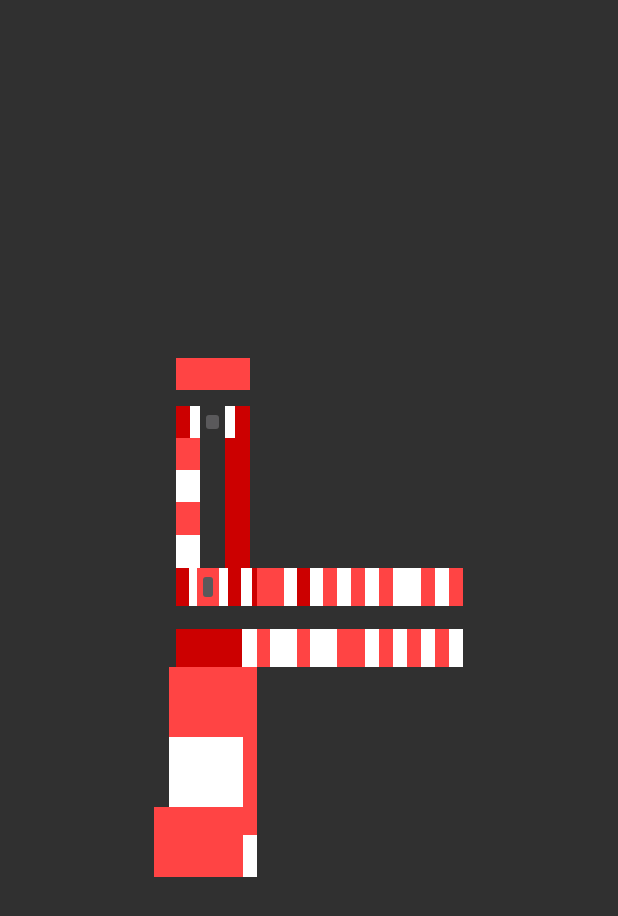
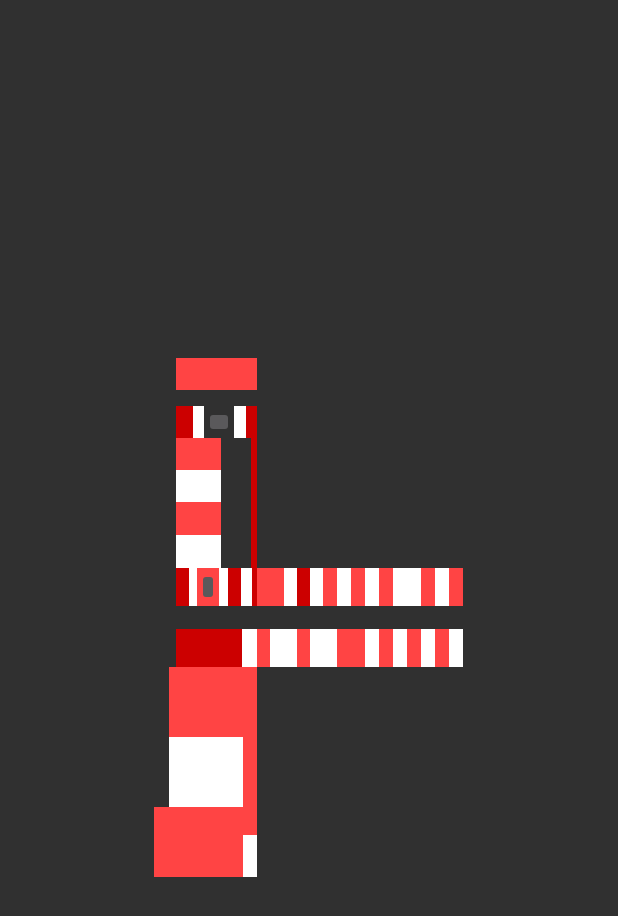
Before and after one commit to OlaB1994/AEiIMap, an Android app: the fragment FirstFloorFragment shown on its own in the app's theme, on a phone screen of 412 x 824 dp. Shown: the top 916 px of the screen. Run offline under Robolectric (Android 15) with nearby library versions, the phone set to English and light mode, and no system bars; our stand-ins replace ButterKnife.

Commit message:
minor changes

```diff
--- a/AEiIMap/app/src/main/res/layout/fragment_first_floor.xml
+++ b/AEiIMap/app/src/main/res/layout/fragment_first_floor.xml
@@ -31,8 +31,7 @@
                     android:layout_width="match_parent"
                     android:layout_height="@dimen/plan_dimen_top"
                     android:layout_marginLeft="@dimen/first_floor_margin_roomA"
-                    android:orientation="horizontal"
-                    android:weightSum="100">
+                    android:orientation="horizontal">
 
                     <LinearLayout
                         android:layout_width="0dp"
@@ -59,7 +58,6 @@
                                 android:layout_width="match_parent"
                                 android:layout_height="0dp"
                                 android:layout_weight="1">
-
 
                             </LinearLayout>
 
@@ -106,13 +104,11 @@
                             android:layout_width="match_parent"
                             android:layout_height="0dp"
                             android:layout_weight="8"
-                            android:orientation="horizontal"
-                            android:weightSum="3">
+                            android:orientation="horizontal">
 
                             <LinearLayout
-                                android:layout_width="0dp"
+                                android:layout_width="@dimen/plan_dimen_horizontal_room"
                                 android:layout_height="match_parent"
-                                android:layout_weight="1"
                                 android:orientation="vertical"
                                 android:weightSum="4">
 
@@ -145,16 +141,12 @@
                             </LinearLayout>
 
                             <LinearLayout
-                                android:layout_width="0dp"
-                                android:layout_height="match_parent"
-                                android:layout_weight="1">
-
-                            </LinearLayout>
+                                android:layout_width="@dimen/plan_dimen_horizontal_hall"
+                                android:layout_height="match_parent"/>
 
                             <LinearLayout
-                                android:layout_width="0dp"
-                                android:layout_height="match_parent"
-                                android:layout_weight="1">
+                                android:layout_width="@dimen/plan_dimen_horizontal_room"
+                                android:layout_height="match_parent">
 
                                 <ImageButton
                                     android:layout_width="match_parent"
--- a/AEiIMap/app/src/main/res/values/dimens.xml
+++ b/AEiIMap/app/src/main/res/values/dimens.xml
@@ -15,4 +15,7 @@
     <dimen name="plan_dimen_center">25dp</dimen>
     <dimen name="plan_dimen_hall">15dp</dimen>
     <dimen name="plan_dimen_bottom">140dp</dimen>
+
+    <dimen name="plan_dimen_horizontal_room">30dp</dimen>
+    <dimen name="plan_dimen_horizontal_hall">20dp</dimen>
 </resources>
--- a/AEiIMap/build.gradle
+++ b/AEiIMap/build.gradle
@@ -5,7 +5,7 @@ buildscript {
         jcenter()
     }
     dependencies {
-        classpath 'com.android.tools.build:gradle:2.3.0'
+        classpath 'com.android.tools.build:gradle:2.3.1'
 
         classpath 'com.neenbedankt.gradle.plugins:android-apt:1.4' //dagger 2.0
         classpath 'com.jakewharton:butterknife-gradle-plugin:8.2.1'
```
